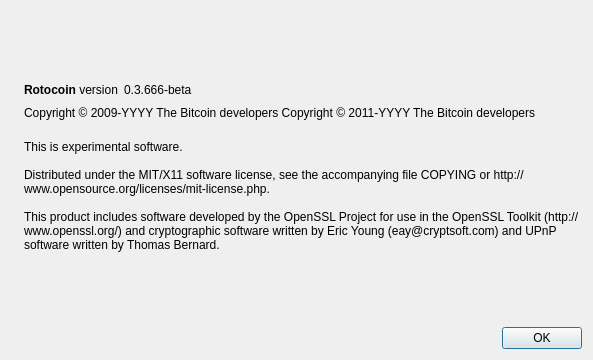
Old version of the form src/qt/forms/aboutdialog.ui in the repository rotocoin/rotocoin.
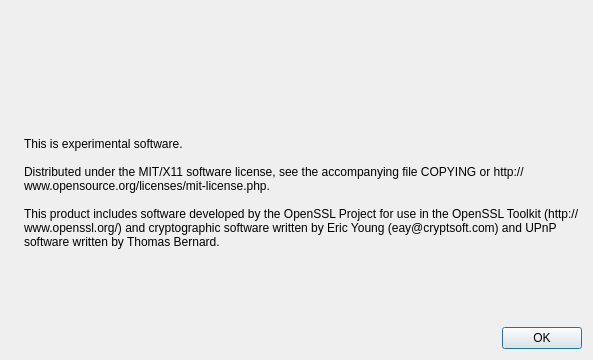
New version of the form. Icons and pictures are not drawn.

```diff
--- a/src/qt/forms/aboutdialog.ui
+++ b/src/qt/forms/aboutdialog.ui
@@ -47,32 +47,6 @@
      </item>
      <item>
       <layout class="QHBoxLayout" name="horizontalLayout">
-       <item>
-        <widget class="QLabel" name="label">
-         <property name="cursor">
-          <cursorShape>IBeamCursor</cursorShape>
-         </property>
-         <property name="text">
-          <string>&lt;b&gt;Rotocoin&lt;/b&gt; version</string>
-         </property>
-         <property name="textInteractionFlags">
-          <set>Qt::LinksAccessibleByMouse|Qt::TextSelectableByKeyboard|Qt::TextSelectableByMouse</set>
-         </property>
-        </widget>
-       </item>
-       <item>
-        <widget class="QLabel" name="versionLabel">
-         <property name="cursor">
-          <cursorShape>IBeamCursor</cursorShape>
-         </property>
-         <property name="text">
-          <string notr="true">0.3.666-beta</string>
-         </property>
-         <property name="textInteractionFlags">
-          <set>Qt::LinksAccessibleByMouse|Qt::TextSelectableByKeyboard|Qt::TextSelectableByMouse</set>
-         </property>
-        </widget>
-       </item>
        <item>
         <spacer name="horizontalSpacer">
          <property name="orientation">
@@ -93,16 +67,6 @@
        <property name="cursor">
         <cursorShape>IBeamCursor</cursorShape>
        </property>
-       <property name="text">
-        <string notr="true">Copyright &amp;copy; 2009-YYYY The Bitcoin developers
-Copyright &amp;copy; 2011-YYYY The Bitcoin developers</string>
-       </property>
-       <property name="textFormat">
-        <enum>Qt::RichText</enum>
-       </property>
-       <property name="textInteractionFlags">
-        <set>Qt::LinksAccessibleByMouse|Qt::TextSelectableByKeyboard|Qt::TextSelectableByMouse</set>
-       </property>
       </widget>
      </item>
      <item>
```
